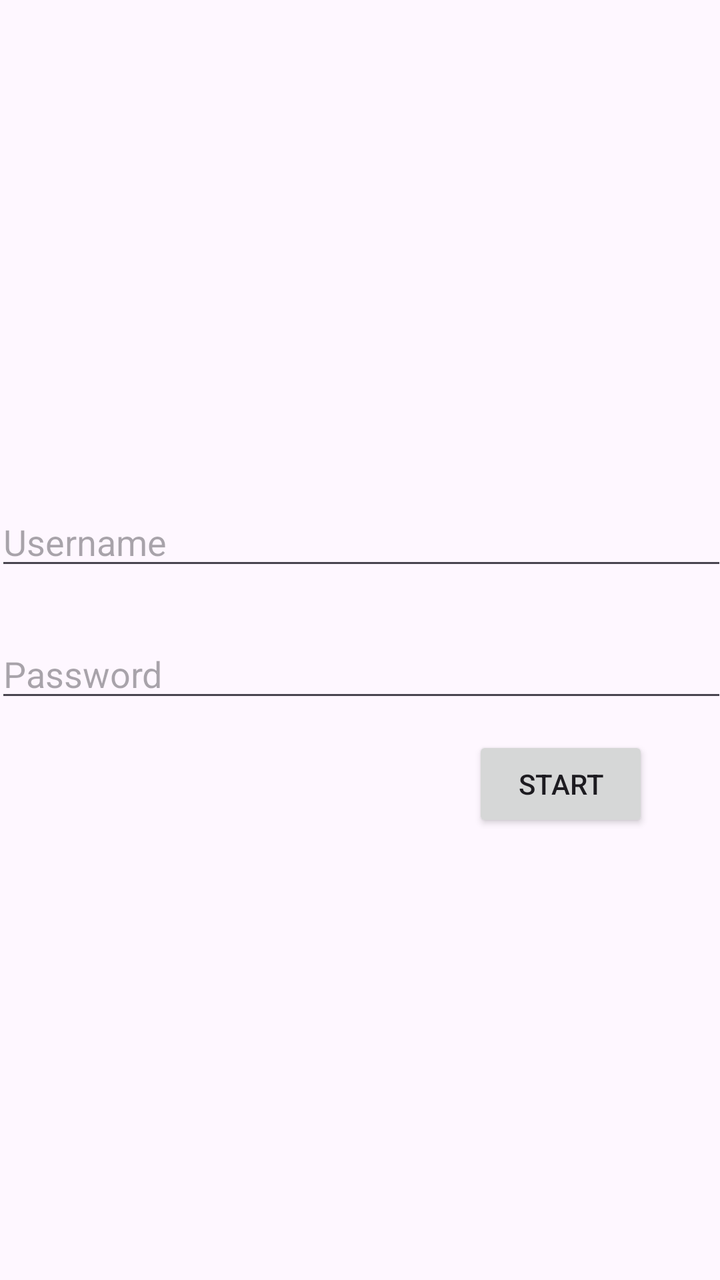
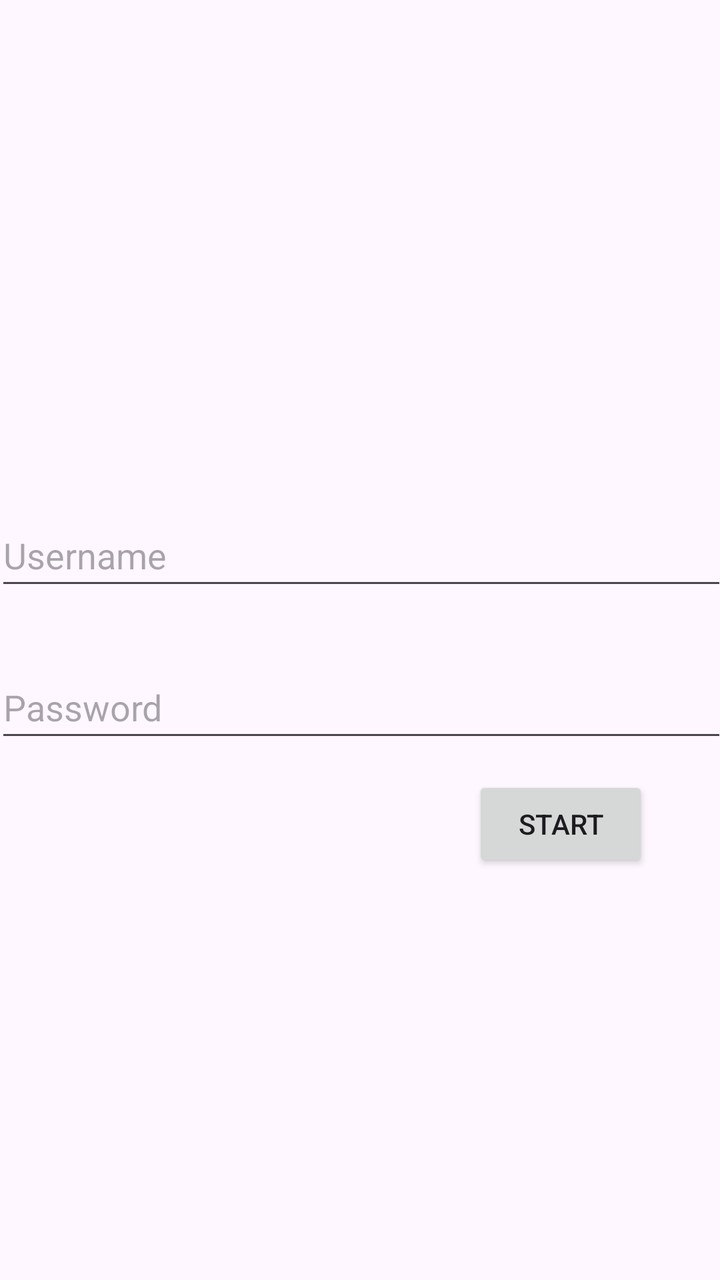

The first picture is an Android layout as it rendered before a commit; the second is the same layout after the commit. The layout source and the unified diff follow.
<!-- AndroidManifest.xml: application theme Theme.TextDetector -->
<!-- res/layout/activity_main.xml -->
<?xml version="1.0" encoding="utf-8"?>
<androidx.constraintlayout.widget.ConstraintLayout xmlns:android="http://schemas.android.com/apk/res/android"
    xmlns:app="http://schemas.android.com/apk/res-auto"
    xmlns:tools="http://schemas.android.com/tools"
    android:id="@+id/main"
    android:layout_width="match_parent"
    android:layout_height="match_parent"
    tools:context=".MainActivity">

    <EditText
        android:id="@+id/usernameEditText"
        android:layout_width="366dp"
        android:layout_height="38dp"
        android:layout_marginTop="252dp"
        android:hint="Username"
        android:contentDescription="Enter your username"
        android:inputType="textPersonName"
        android:importantForAccessibility="yes"
        app:layout_constraintEnd_toEndOf="parent"
        app:layout_constraintHorizontal_bias="0.488"
        app:layout_constraintStart_toStartOf="parent"
        app:layout_constraintTop_toTopOf="parent" />

    <EditText
        android:id="@+id/etPassword"
        android:layout_width="366dp"
        android:layout_height="38dp"
        android:layout_marginTop="28dp"
        android:hint="Password"
        android:contentDescription="Enter your password"
        android:inputType="textPassword"
        app:layout_constraintEnd_toEndOf="parent"
        app:layout_constraintHorizontal_bias="0.488"
        app:layout_constraintStart_toStartOf="parent"
        app:layout_constraintTop_toBottomOf="@id/usernameEditText" />

    <Button
        android:id="@+id/startButton"
        android:layout_width="wrap_content"
        android:layout_height="wrap_content"
        android:layout_marginTop="12dp"
        android:text="Start"
        android:contentDescription="Start the application"
        app:layout_constraintEnd_toEndOf="parent"
        app:layout_constraintHorizontal_bias="0.869"
        app:layout_constraintStart_toStartOf="parent"
        app:layout_constraintTop_toBottomOf="@id/etPassword" />

</androidx.constraintlayout.widget.ConstraintLayout>
<!-- resources referenced by this layout -->
<resources>
  <style name="Theme.TextDetector" parent="Base.Theme.TextDetector" />
  <style name="Base.Theme.TextDetector" parent="Theme.Material3.DayNight.NoActionBar">
          
          
      </style>
</resources>

<!-- the commit's change to res/layout/activity_main.xml (unified diff, before → after) -->
@@ -10,10 +10,10 @@
     <EditText
         android:id="@+id/usernameEditText"
         android:layout_width="366dp"
-        android:layout_height="38dp"
+        android:layout_height="48dp"
         android:layout_marginTop="252dp"
-        android:hint="Username"
-        android:contentDescription="Enter your username"
+        android:autofillHints="username"
+        android:hint="@string/username"
         android:inputType="textPersonName"
         android:importantForAccessibility="yes"
         app:layout_constraintEnd_toEndOf="parent"
@@ -24,10 +24,10 @@
     <EditText
         android:id="@+id/etPassword"
         android:layout_width="366dp"
-        android:layout_height="38dp"
+        android:layout_height="48dp"
         android:layout_marginTop="28dp"
-        android:hint="Password"
-        android:contentDescription="Enter your password"
+        android:autofillHints="password"
+        android:hint="@string/password"
         android:inputType="textPassword"
         app:layout_constraintEnd_toEndOf="parent"
         app:layout_constraintHorizontal_bias="0.488"
@@ -39,8 +39,8 @@
         android:layout_width="wrap_content"
         android:layout_height="wrap_content"
         android:layout_marginTop="12dp"
-        android:text="Start"
-        android:contentDescription="Start the application"
+        android:text="@string/start"
+        android:contentDescription="@string/start_the_application"
         app:layout_constraintEnd_toEndOf="parent"
         app:layout_constraintHorizontal_bias="0.869"
         app:layout_constraintStart_toStartOf="parent"
<!-- resource entries referenced after the edit -->
@@ -1,5 +1,9 @@
 <!-- resources referenced by this layout -->
 <resources>
+  <string name="password">Password</string>
+  <string name="start">Start</string>
+  <string name="start_the_application">Start the application</string>
+  <string name="username">Username</string>
   <style name="Theme.TextDetector" parent="Base.Theme.TextDetector" />
   <style name="Base.Theme.TextDetector" parent="Theme.Material3.DayNight.NoActionBar">
           
